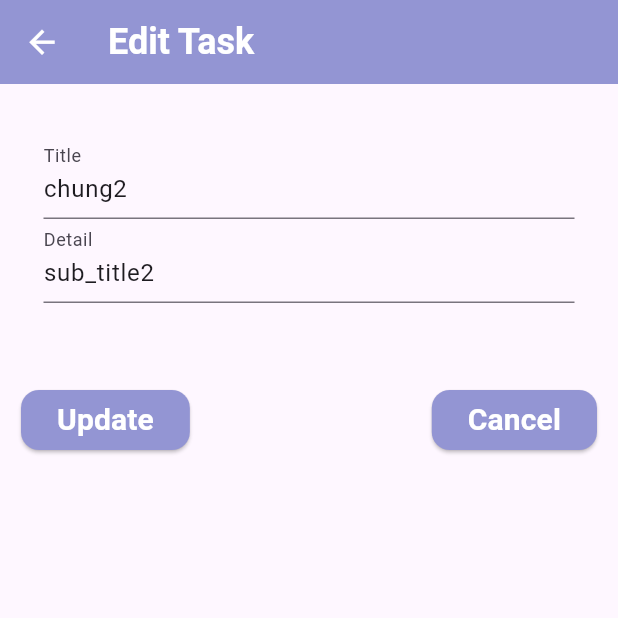
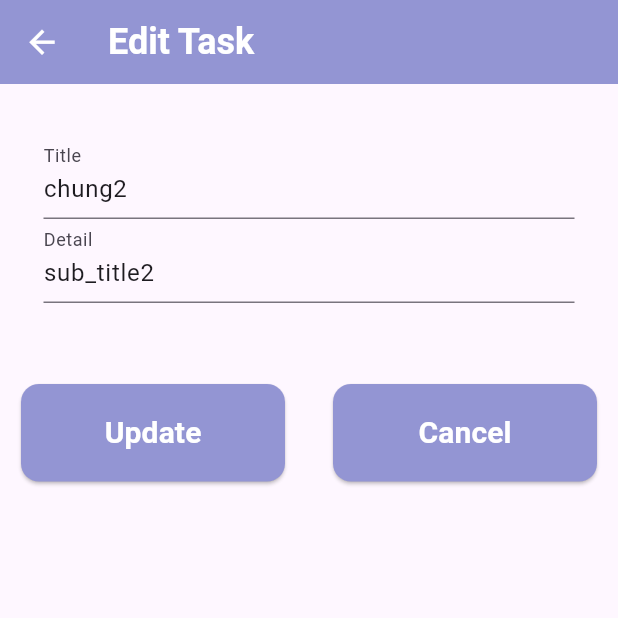
Before and after one commit to chungvh97/flutter_training, a Flutter app: the screen it shows after launch, after a tap on the "edit" icon, on a phone screen of 412 x 824 dp, the top half of it. Run offline on Flutter 3.47's test engine with Material 3 defaults, Android fonts, the phone set to English and light mode, and no system bars; missing offline and left inert: confirm_dialog.

Commit message:
update style edit task

```diff
--- a/lib/screen/card_detail.dart
+++ b/lib/screen/card_detail.dart
@@ -1,3 +1,4 @@
+import 'package:flutter/cupertino.dart';
 import 'package:flutter/material.dart';
 import 'package:flutter/widgets.dart';
 import 'package:layout_app/modal/items.dart';
@@ -104,7 +105,7 @@ class _StateCardDetail extends State<CardDetail> {
             (widget.type == 'Add Task')
                 ? SizedBox(
                     width: double.infinity,
-                    height: 50,
+                    height: 65,
                     child: ElevatedButton(
                       style: ButtonStyle(
                         backgroundColor: const MaterialStatePropertyAll(
@@ -112,7 +113,7 @@ class _StateCardDetail extends State<CardDetail> {
                         shape:
                             MaterialStateProperty.all<RoundedRectangleBorder>(
                           RoundedRectangleBorder(
-                            borderRadius: BorderRadius.circular(12),
+                            borderRadius: BorderRadius.circular(15),
                           ),
                         ),
                       ),
@@ -127,10 +128,14 @@ class _StateCardDetail extends State<CardDetail> {
                       ),
                     ),
                   )
-                : Row(
-                    mainAxisSize: MainAxisSize.max,
-                    children: [
-                      ElevatedButton(
+                : SizedBox(
+                    child: Row(
+                      mainAxisAlignment: MainAxisAlignment.spaceBetween,
+                      children: <Widget>[
+                        SizedBox(
+                          width: (MediaQuery.of(context).size.width - 60) / 2,
+                          height: 65,
+                          child: ElevatedButton(
                             style: ButtonStyle(
                               backgroundColor: const MaterialStatePropertyAll(
                                   Color.fromRGBO(147, 149, 211, 1)),
@@ -150,9 +155,12 @@ class _StateCardDetail extends State<CardDetail> {
                                 color: Colors.white,
                               ),
                             ),
+                          )
                         ),
-                      const Spacer(),
-                      ElevatedButton(
+                        SizedBox(
+                          width: (MediaQuery.of(context).size.width - 60) / 2,
+                          height: 65,
+                          child: ElevatedButton(
                             style: ButtonStyle(
                               backgroundColor: const MaterialStatePropertyAll(
                                   Color.fromRGBO(147, 149, 211, 1)),
@@ -172,8 +180,10 @@ class _StateCardDetail extends State<CardDetail> {
                                 color: Colors.white,
                               ),
                             ),
+                          )
                         ),
                       ],
+                    ),
                 )
           ],
         ),
```
Lines whose indentation alone changed are shown as unchanged.
